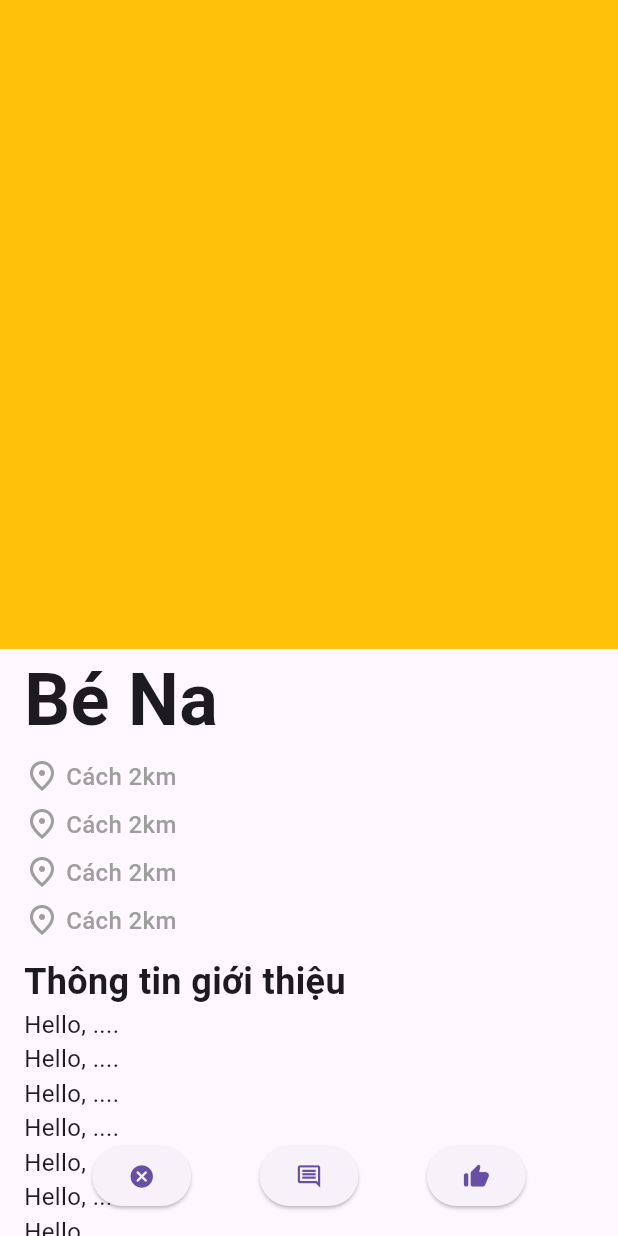
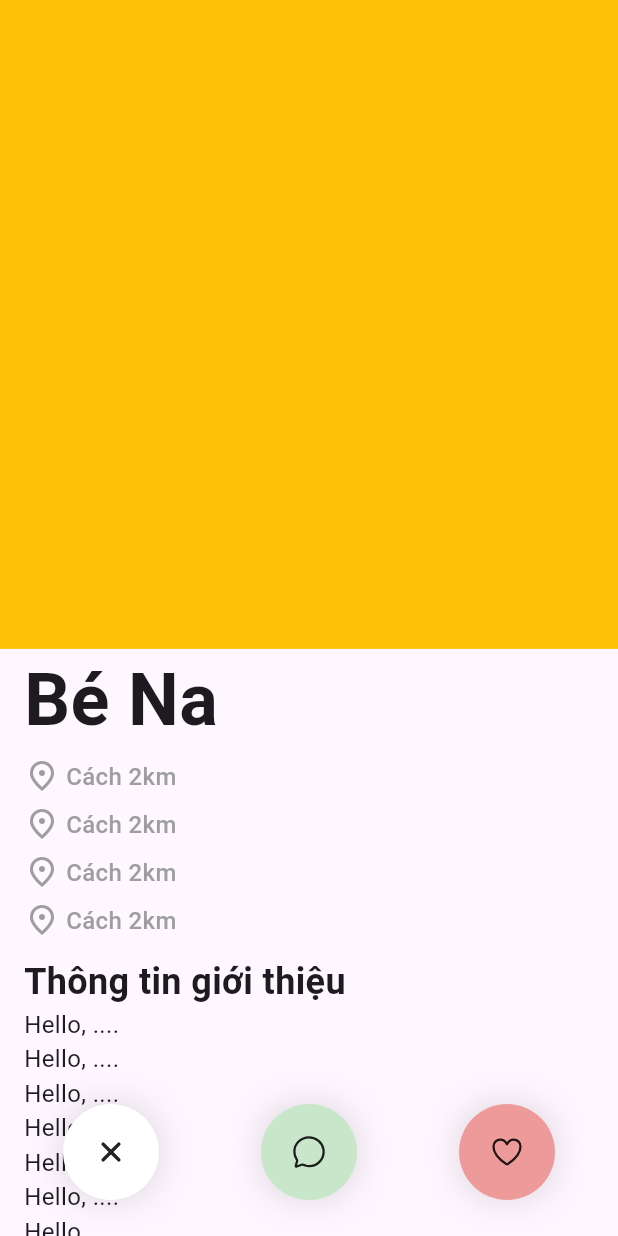
Before and after one commit to thuyenvuanh/pet_match, a Flutter app: the screen it shows after launch, on a phone screen of 412 x 824 dp. Run offline on Flutter 3.47's test engine with Material 2 defaults, Android fonts, the phone set to English and light mode, and no system bars; our stand-ins replace ionicons.

Commit message:
finish homescreen UI

```diff
--- /dev/null
+++ b/lib/components/circle_icon_button.dart
@@ -0,0 +1,45 @@
+import 'package:flutter/material.dart';
+
+class CircleIconButton extends StatelessWidget {
+  const CircleIconButton({
+    super.key,
+    required this.icon,
+    this.color = Colors.white,
+    required this.onPress,
+    this.height,
+    this.width,
+  });
+
+  final Icon icon;
+  final Color? color;
+  final Function() onPress;
+  final double? height, width;
+
+  @override
+  Widget build(BuildContext context) {
+    return Container(
+      height: height ?? 64,
+      width: width ?? 64,
+      decoration: BoxDecoration(
+          color: color,
+          borderRadius: BorderRadius.circular(100),
+          boxShadow: const [
+            BoxShadow(
+              offset: Offset(0, 0),
+              spreadRadius: -19,
+              blurRadius: 33,
+              color: Color.fromRGBO(0, 0, 0, 1),
+            )
+          ]),
+      child: Material(
+        type: MaterialType.transparency,
+        child: InkWell(
+          splashColor: Colors.white.withOpacity(0.3),
+          borderRadius: BorderRadius.circular(100),
+          onTap: onPress,
+          child: icon,
+        ),
+      ),
+    );
+  }
+}
--- a/lib/screens/home.dart
+++ b/lib/screens/home.dart
@@ -1,5 +1,7 @@
 // ignore_for_file: prefer_const_constructors
 import 'package:flutter/material.dart';
+import 'package:ionicons/ionicons.dart';
+import 'package:pet_match/components/circle_icon_button.dart';
 import 'package:pet_match/components/profile_image.dart';
 import 'package:pet_match/components/profile_list_view.dart';
 
@@ -22,34 +24,32 @@ class _HomeScreenState extends State<HomeScreen> {
                 children: const [
                   ProfileImage(),
                   ProfileListView(),
+                  SizedBox(height: 80),
                 ],
               ),
             ),
             Positioned(
-              bottom: 16,
-              left: 16,
-              right: 16,
+              bottom: 24,
+              left: 8,
+              right: 8,
               child: Row(
-                mainAxisAlignment: MainAxisAlignment.spaceEvenly,
+                mainAxisAlignment: MainAxisAlignment.spaceAround,
                 children: [
                   //TODO: replace icons and implement functions
-                  ElevatedButton(
-                    onPressed: () {},
-                    child: Icon(
-                      Icons.cancel_rounded,
-                    ),
+                  CircleIconButton(
+                    icon: Icon(Ionicons.close),
+                    onPress: () {},
+                    color: Colors.white,
                   ),
-                  ElevatedButton(
-                    onPressed: () {},
-                    child: Icon(
-                      Icons.comment_outlined,
-                    ),
+                  CircleIconButton(
+                    icon: Icon(Ionicons.chatbubble_outline),
+                    onPress: () {},
+                    color: Colors.green[100],
                   ),
-                  ElevatedButton(
-                    onPressed: () {},
-                    child: Icon(
-                      Icons.thumb_up_alt_rounded,
-                    ),
+                  CircleIconButton(
+                    icon: Icon(Ionicons.heart_outline),
+                    onPress: () {},
+                    color: Colors.red[200],
                   ),
                 ],
               ),
```
Also changed, not shown: pubspec.yaml (+3 -18 lines), pubspec.lock, 9 other files.
